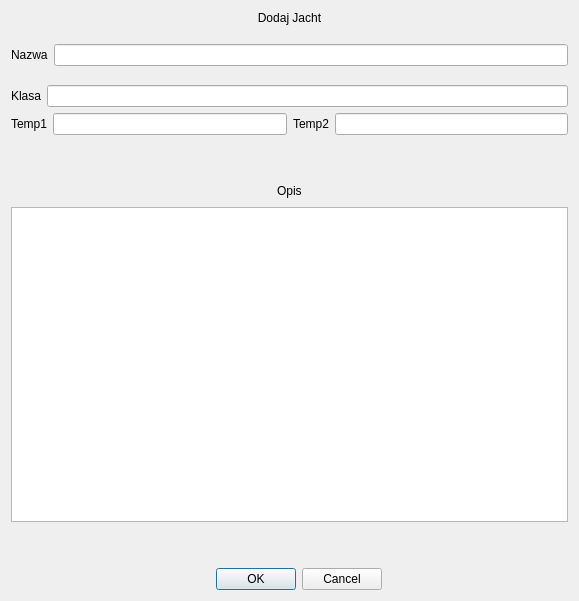
Zbynkus9/BazyDanychJachtyApp, file yachtaddwindow.ui: the form before one commit.
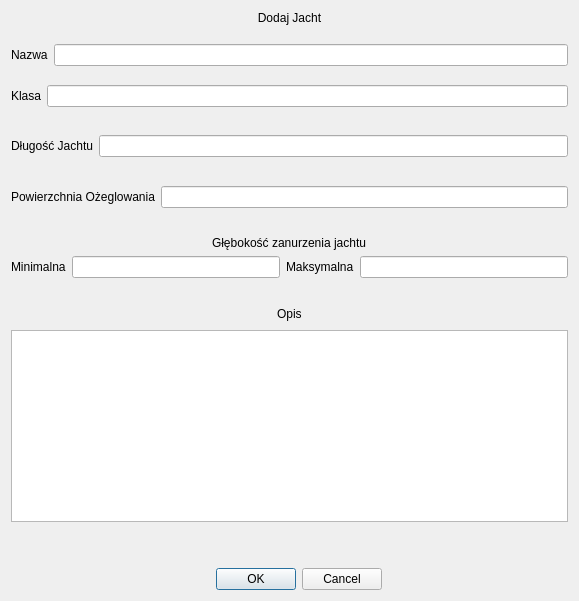
The form after the commit.

Commit message: Added more inputed Yacht data

Diff of the .ui file:
```diff
--- a/yachtaddwindow.ui
+++ b/yachtaddwindow.ui
@@ -86,6 +86,19 @@
        </item>
       </layout>
      </item>
+     <item>
+      <spacer name="verticalSpacer_5">
+       <property name="orientation">
+        <enum>Qt::Orientation::Vertical</enum>
+       </property>
+       <property name="sizeHint" stdset="0">
+        <size>
+         <width>20</width>
+         <height>13</height>
+        </size>
+       </property>
+      </spacer>
+     </item>
      <item>
       <layout class="QHBoxLayout" name="horizontalLayout_6">
        <item>
@@ -97,20 +110,30 @@
           </sizepolicy>
          </property>
          <property name="text">
-          <string>Temp1</string>
+          <string>Długość Jachtu</string>
          </property>
         </widget>
        </item>
        <item>
-        <widget class="QLineEdit" name="lineEdit">
-         <property name="sizePolicy">
-          <sizepolicy hsizetype="Minimum" vsizetype="Fixed">
-           <horstretch>0</horstretch>
-           <verstretch>0</verstretch>
-          </sizepolicy>
-         </property>
-        </widget>
+        <widget class="QLineEdit" name="LengthText"/>
        </item>
+      </layout>
+     </item>
+     <item>
+      <spacer name="verticalSpacer_6">
+       <property name="orientation">
+        <enum>Qt::Orientation::Vertical</enum>
+       </property>
+       <property name="sizeHint" stdset="0">
+        <size>
+         <width>20</width>
+         <height>13</height>
+        </size>
+       </property>
+      </spacer>
+     </item>
+     <item>
+      <layout class="QHBoxLayout" name="horizontalLayout_7">
        <item>
         <widget class="QLabel" name="label_7">
          <property name="sizePolicy">
@@ -120,12 +143,75 @@
           </sizepolicy>
          </property>
          <property name="text">
-          <string>Temp2</string>
+          <string>Powierzchnia Ożeglowania</string>
          </property>
         </widget>
        </item>
        <item>
-        <widget class="QLineEdit" name="lineEdit_2">
+        <widget class="QLineEdit" name="Sail_areaText"/>
+       </item>
+      </layout>
+     </item>
+     <item>
+      <spacer name="verticalSpacer_7">
+       <property name="orientation">
+        <enum>Qt::Orientation::Vertical</enum>
+       </property>
+       <property name="sizeHint" stdset="0">
+        <size>
+         <width>20</width>
+         <height>13</height>
+        </size>
+       </property>
+      </spacer>
+     </item>
+     <item alignment="Qt::AlignmentFlag::AlignHCenter">
+      <widget class="QLabel" name="label_9">
+       <property name="text">
+        <string>Głębokość zanurzenia jachtu</string>
+       </property>
+      </widget>
+     </item>
+     <item>
+      <layout class="QHBoxLayout" name="horizontalLayout_5">
+       <item>
+        <widget class="QLabel" name="label_8">
+         <property name="sizePolicy">
+          <sizepolicy hsizetype="Maximum" vsizetype="Preferred">
+           <horstretch>0</horstretch>
+           <verstretch>0</verstretch>
+          </sizepolicy>
+         </property>
+         <property name="text">
+          <string>Minimalna</string>
+         </property>
+        </widget>
+       </item>
+       <item>
+        <widget class="QLineEdit" name="Draft_minimumText">
+         <property name="sizePolicy">
+          <sizepolicy hsizetype="Minimum" vsizetype="Fixed">
+           <horstretch>0</horstretch>
+           <verstretch>0</verstretch>
+          </sizepolicy>
+         </property>
+        </widget>
+       </item>
+       <item>
+        <widget class="QLabel" name="label_5">
+         <property name="sizePolicy">
+          <sizepolicy hsizetype="Maximum" vsizetype="Preferred">
+           <horstretch>0</horstretch>
+           <verstretch>0</verstretch>
+          </sizepolicy>
+         </property>
+         <property name="text">
+          <string>Maksymalna</string>
+         </property>
+        </widget>
+       </item>
+       <item>
+        <widget class="QLineEdit" name="Draft_maximumText">
          <property name="sizePolicy">
           <sizepolicy hsizetype="Minimum" vsizetype="Fixed">
            <horstretch>0</horstretch>
@@ -147,7 +233,7 @@
        <property name="sizeHint" stdset="0">
         <size>
          <width>20</width>
-         <height>40</height>
+         <height>20</height>
         </size>
        </property>
       </spacer>
```
The commit also changes 1 other file.
